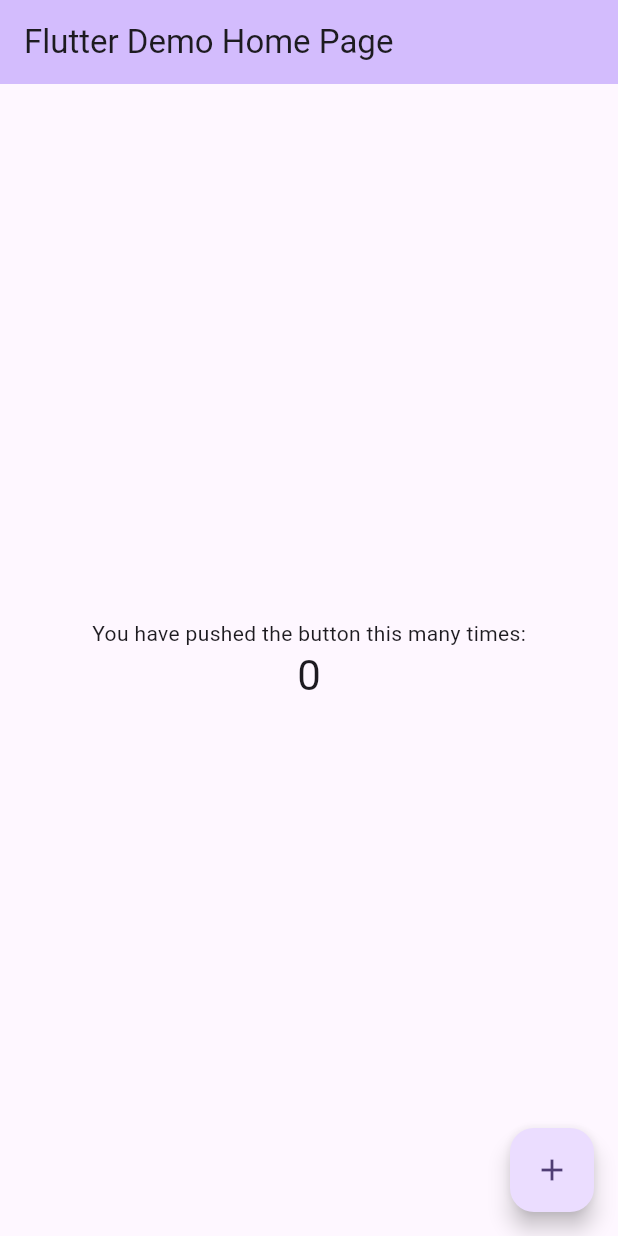
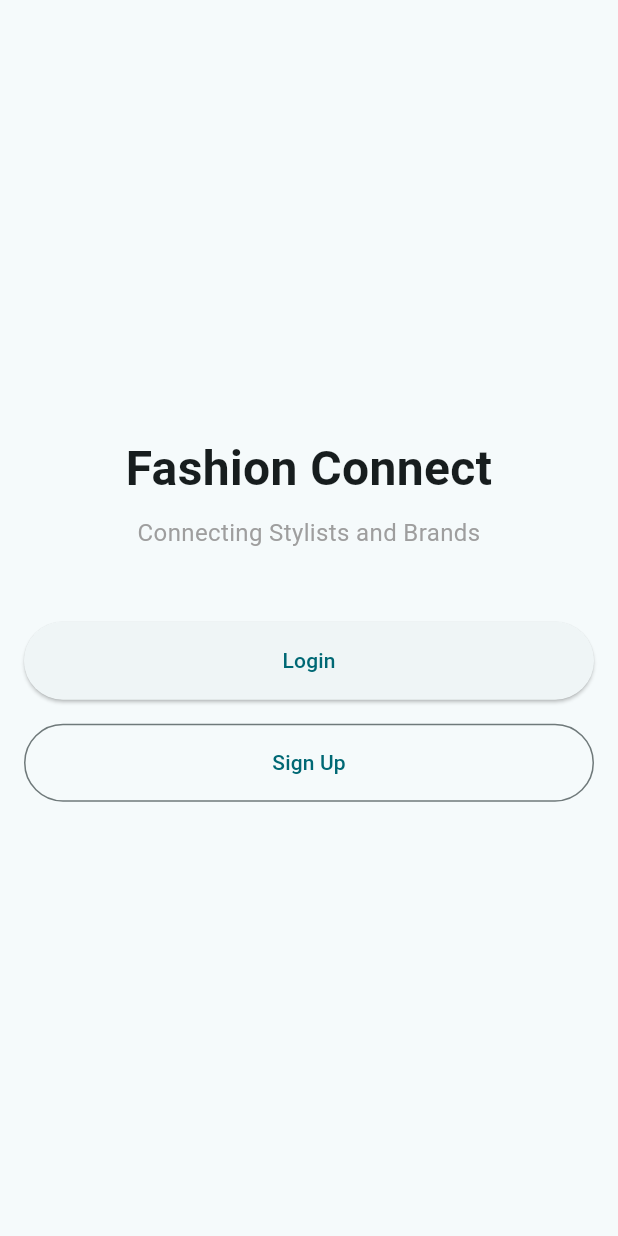
Before and after one commit to could-ai/019a4984-324a-7133-ad50-2b5552f86105, a Flutter app: the screen it shows after launch, on a phone screen of 412 x 824 dp. Run offline on Flutter 3.47's test engine with Material 3 defaults, Android fonts, the phone set to English and light mode, and no system bars.

Commit message:
I have updated the main application file to establish the core navigation and theme for our new app, "Fashion Connect". I've removed the default counter application and replaced it with a structured routing system that includes a welcome screen, login, sign-up, and a home screen placeholder. This sets a solid foundation for building out the app's features. The theme has been updated to a cleaner, more modern aesthetic suitable for a fashion application.; I've created a new welcome screen which will be the first thing users see. It introduces the app's name and purpose, "Fashion Connect: Connecting Stylists and Brands," and provides clear "Login" and "Sign Up" buttons. This screen serves as the main entry point, guiding users toward authentication. The layout is clean and centered, designed to be visually appealing and straightforward.; This new file creates a placeholder for the Login screen. It's a state-less widget with a simple app bar and a centered text body. This screen is accessible from the welcome page and will be where we build the login form with email and password fields in the next steps.; I've added a placeholder for the Sign-Up screen. This provides the basic structure that we will later expand to include a registration form where users can create their accounts, specifying whether they are a stylist or a brand. For now, it ensures the navigation from the welcome screen is functional.; This file establishes the home screen placeholder, which will be the main content area of the app after a user logs in. Currently, it's a simple screen with a title, but it's set up in our navigation flow to be the destination after successful authentication. This is where we will build out the core features, such as browsing brand collections or managing pull requests.

```diff
--- a/usr/lib/main.dart
+++ b/usr/lib/main.dart
@@ -1,4 +1,8 @@
 import 'package:flutter/material.dart';
+import 'package:couldai_user_app/screens/welcome_screen.dart';
+import 'package:couldai_user_app/screens/login_screen.dart';
+import 'package:couldai_user_app/screens/signup_screen.dart';
+import 'package:couldai_user_app/screens/home_screen.dart';
 
 void main() {
   runApp(const MyApp());
@@ -7,114 +11,23 @@ void main() {
 class MyApp extends StatelessWidget {
   const MyApp({super.key});
 
-  // This widget is the root of your application.
   @override
   Widget build(BuildContext context) {
     return MaterialApp(
-      title: 'Flutter Demo',
+      title: 'Fashion Connect',
       debugShowCheckedModeBanner: false,
       theme: ThemeData(
-        // This is the theme of your application.
-        //
-        // TRY THIS: Try running your application with "flutter run". You'll see
-        // the application has a purple toolbar. Then, without quitting the app,
-        // try changing the seedColor in the colorScheme below to Colors.green
-        // and then invoke "hot reload" (save your changes or press the "hot
-        // reload" button in a Flutter-supported IDE, or press "r" if you used
-        // the command line to start the app).
-        //
-        // Notice that the counter didn't reset back to zero; the application
-        // state is not lost during the reload. To reset the state, use hot
-        // restart instead.
-        //
-        // This works for code too, not just values: Most code changes can be
-        // tested with just a hot reload.
-        colorScheme: ColorScheme.fromSeed(seedColor: Colors.deepPurple),
+        primarySwatch: Colors.blue,
+        visualDensity: VisualDensity.adaptivePlatformDensity,
+        colorScheme: ColorScheme.fromSeed(seedColor: Colors.grey),
       ),
-      home: const MyHomePage(title: 'Flutter Demo Home Page'),
+      initialRoute: '/',
+      routes: {
+        '/': (context) => const WelcomeScreen(),
+        '/login': (context) => const LoginScreen(),
+        '/signup': (context) => const SignUpScreen(),
+        '/home': (context) => const HomeScreen(),
+      },
     );
   }
 }
-
-class MyHomePage extends StatefulWidget {
-  const MyHomePage({super.key, required this.title});
-
-  // This widget is the home page of your application. It is stateful, meaning
-  // that it has a State object (defined below) that contains fields that affect
-  // how it looks.
-
-  // This class is the configuration for the state. It holds the values (in this
-  // case the title) provided by the parent (in this case the App widget) and
-  // used by the build method of the State. Fields in a Widget subclass are
-  // always marked "final".
-
-  final String title;
-
-  @override
-  State<MyHomePage> createState() => _MyHomePageState();
-}
-
-class _MyHomePageState extends State<MyHomePage> {
-  int _counter = 0;
-
-  void _incrementCounter() {
-    setState(() {
-      // This call to setState tells the Flutter framework that something has
-      // changed in this State, which causes it to rerun the build method below
-      // so that the display can reflect the updated values. If we changed
-      // _counter without calling setState(), then the build method would not be
-      // called again, and so nothing would appear to happen.
-      _counter++;
-    });
-  }
-
-  @override
-  Widget build(BuildContext context) {
-    // This method is rerun every time setState is called, for instance as done
-    // by the _incrementCounter method above.
-    //
-    // The Flutter framework has been optimized to make rerunning build methods
-    // fast, so that you can just rebuild anything that needs updating rather
-    // than having to individually change instances of widgets.
-    return Scaffold(
-      appBar: AppBar(
-        // TRY THIS: Try changing the color here to a specific color (to
-        // Colors.amber, perhaps?) and trigger a hot reload to see the AppBar
-        // change color while the other colors stay the same.
-        backgroundColor: Theme.of(context).colorScheme.inversePrimary,
-        // Here we take the value from the MyHomePage object that was created by
-        // the App.build method, and use it to set our appbar title.
-        title: Text(widget.title),
-      ),
-      body: Center(
-        // Center is a layout widget. It takes a single child and positions it
-        // in the middle of the parent.
-        child: Column(
-          // Column is also a layout widget. It takes a list of children and
-          // arranges them vertically. By default, it sizes itself to fit its
-          // children horizontally, and tries to be as tall as its parent.
-          //
-          // Column has various properties to control how it sizes itself and
-          // how it positions its children. Here we use mainAxisAlignment to
-          // center the children vertically; the main axis here is the vertical
-          // axis because Columns are vertical (the cross axis would be
-          // horizontal).
-          //
-          // TRY THIS: Invoke "debug painting" (choose the "Toggle Debug Paint"
-          // action in the IDE, or press "p" in the console), to see the
-          // wireframe for each widget.
-          mainAxisAlignment: MainAxisAlignment.center,
-          children: <Widget>[
-            const Text('You have pushed the button this many times:'),
-            Text('$_counter', style: Theme.of(context).textTheme.headlineMedium),
-          ],
-        ),
-      ),
-      floatingActionButton: FloatingActionButton(
-        onPressed: _incrementCounter,
-        tooltip: 'Increment',
-        child: const Icon(Icons.add),
-      ), // This trailing comma makes auto-formatting nicer for build methods.
-    );
-  }
-}
--- /dev/null
+++ b/usr/lib/screens/welcome_screen.dart
@@ -0,0 +1,59 @@
+import 'package:flutter/material.dart';
+
+class WelcomeScreen extends StatelessWidget {
+  const WelcomeScreen({super.key});
+
+  @override
+  Widget build(BuildContext context) {
+    return Scaffold(
+      body: Center(
+        child: Padding(
+          padding: const EdgeInsets.all(16.0),
+          child: Column(
+            mainAxisAlignment: MainAxisAlignment.center,
+            crossAxisAlignment: CrossAxisAlignment.stretch,
+            children: <Widget>[
+              const Text(
+                'Fashion Connect',
+                textAlign: TextAlign.center,
+                style: TextStyle(
+                  fontSize: 32.0,
+                  fontWeight: FontWeight.bold,
+                ),
+              ),
+              const SizedBox(height: 8.0),
+              const Text(
+                'Connecting Stylists and Brands',
+                textAlign: TextAlign.center,
+                style: TextStyle(
+                  fontSize: 16.0,
+                  color: Colors.grey,
+                ),
+              ),
+              const SizedBox(height: 48.0),
+              ElevatedButton(
+                onPressed: () {
+                  Navigator.pushNamed(context, '/login');
+                },
+                style: ElevatedButton.styleFrom(
+                  padding: const EdgeInsets.symmetric(vertical: 16.0),
+                ),
+                child: const Text('Login'),
+              ),
+              const SizedBox(height: 16.0),
+              OutlinedButton(
+                onPressed: () {
+                  Navigator.pushNamed(context, '/signup');
+                },
+                style: OutlinedButton.styleFrom(
+                  padding: const EdgeInsets.symmetric(vertical: 16.0),
+                ),
+                child: const Text('Sign Up'),
+              ),
+            ],
+          ),
+        ),
+      ),
+    );
+  }
+}
```
Also changed, not shown: usr/lib/screens/home_screen.dart (added, +17 -0 lines), usr/lib/screens/login_screen.dart (added, +17 -0 lines), usr/lib/screens/signup_screen.dart (added, +17 -0 lines).
